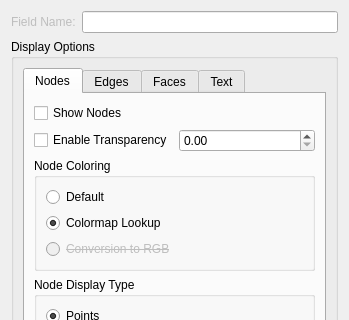
The window that src/Interface/Modules/Visualization/ShowField.ui (SCIInstitute/SCIRun) describes before a commit, drawn with Qt 5; both pictures show x 0 to 349 and y 0 to 320 of the 349 by 635 pixel window.
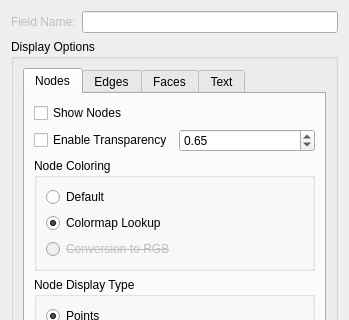
The same window after the commit. The open tabs and pages were chosen to show the change.

Commit message: change minimum value of transparency to .01

Patch:
```diff
--- a/src/Interface/Modules/Visualization/ShowField.ui
+++ b/src/Interface/Modules/Visualization/ShowField.ui
@@ -104,7 +104,14 @@
              </widget>
             </item>
             <item>
-             <widget class="QDoubleSpinBox" name="nodeTransparencyDoubleSpinBox_"/>
+             <widget class="QDoubleSpinBox" name="nodeTransparencyDoubleSpinBox_">
+              <property name="minimum">
+               <double>0.010000000000000</double>
+              </property>
+              <property name="value">
+               <double>0.650000000000000</double>
+              </property>
+             </widget>
             </item>
            </layout>
           </item>
```
Left out of the diff: 8 changed lines with no effect on the pictures.
